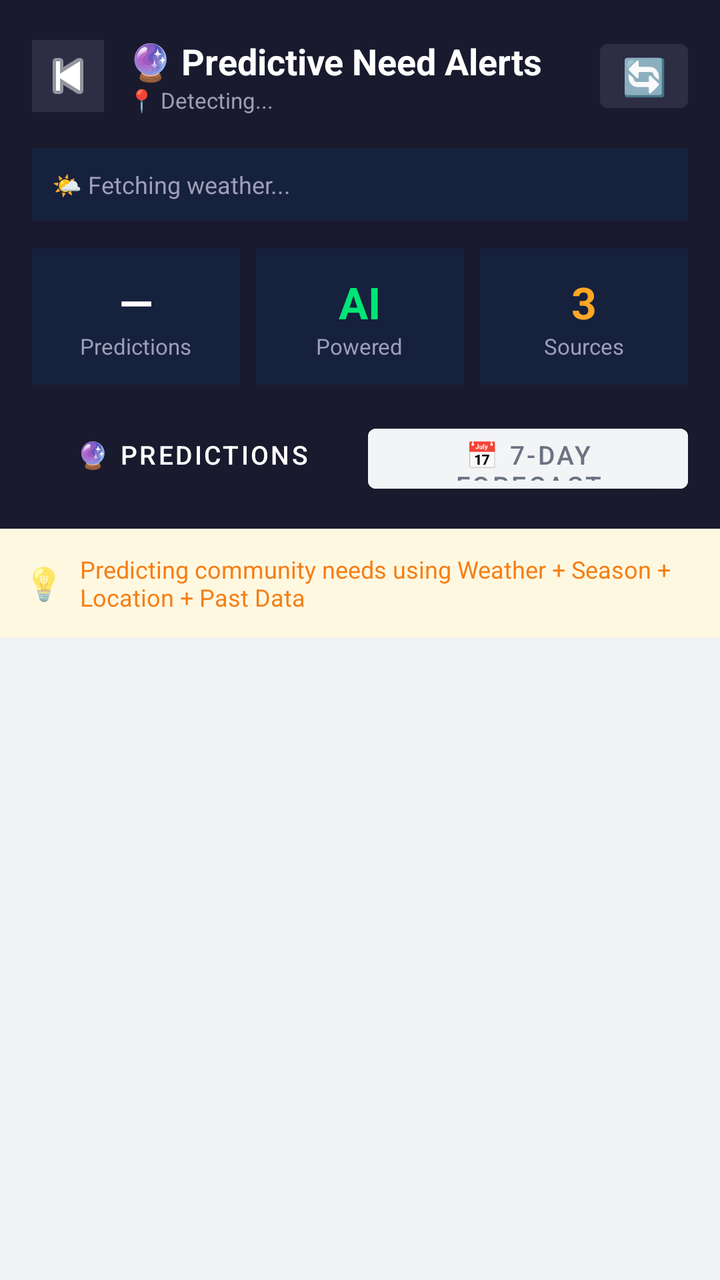
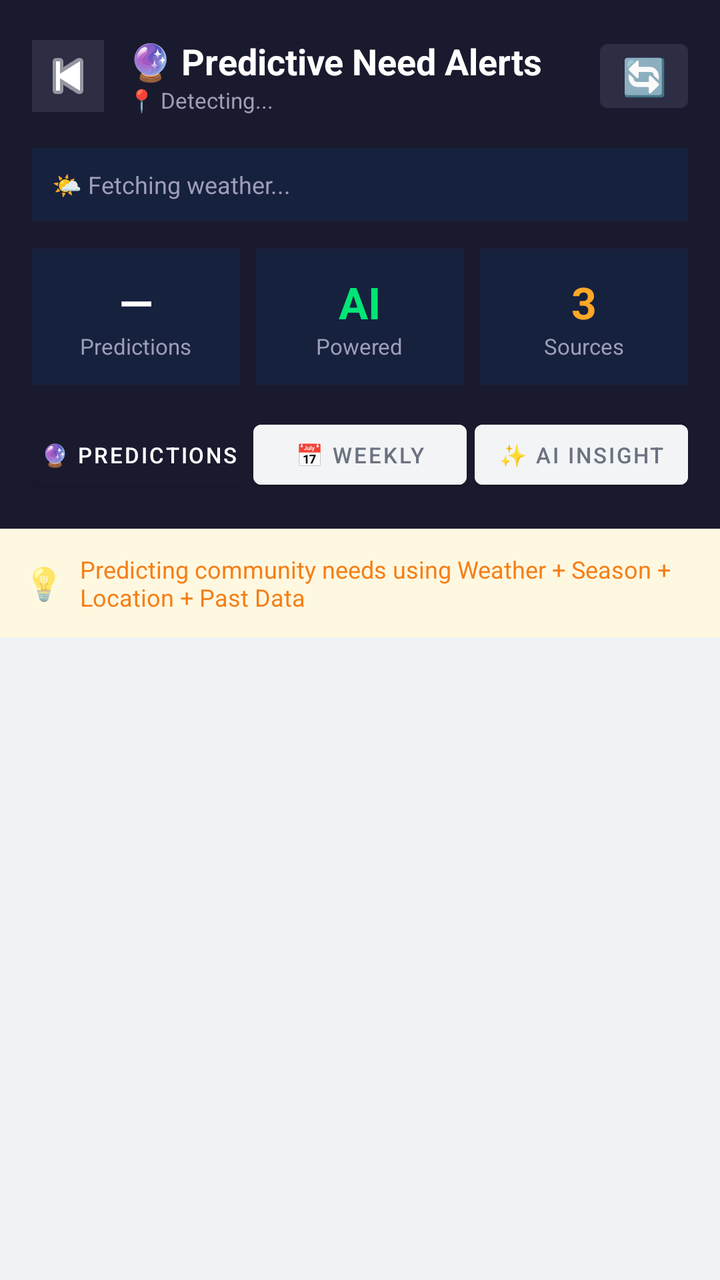

Before-and-after screenshots of an Android layout around one commit, followed by the original layout XML and the change that was made.
<!-- AndroidManifest.xml: application theme Theme.SmartSeva -->
<!-- res/layout/activity_predictive_alerts.xml -->
<?xml version="1.0" encoding="utf-8"?>
<LinearLayout xmlns:android="http://schemas.android.com/apk/res/android"
    android:layout_width="match_parent"
    android:layout_height="match_parent"
    android:orientation="vertical"
    android:background="#F0F2F5">

    
    <LinearLayout
        android:layout_width="match_parent"
        android:layout_height="wrap_content"
        android:orientation="vertical"
        android:background="#1A1A2E"
        android:padding="16dp">

        
        <LinearLayout
            android:layout_width="match_parent"
            android:layout_height="wrap_content"
            android:orientation="horizontal"
            android:gravity="center_vertical"
            android:layout_marginBottom="14dp">

            <ImageButton
                android:id="@+id/btnBackPredictive"
                android:layout_width="36dp"
                android:layout_height="36dp"
                android:src="@android:drawable/ic_media_previous"
                android:background="#2D2D44"
                android:tint="#FFFFFF"
                android:padding="8dp"/>

            <LinearLayout
                android:layout_width="0dp"
                android:layout_height="wrap_content"
                android:layout_weight="1"
                android:orientation="vertical"
                android:layout_marginStart="12dp">

                <TextView
                    android:layout_width="wrap_content"
                    android:layout_height="wrap_content"
                    android:text="🔮 Predictive Need Alerts"
                    android:textColor="#FFFFFF"
                    android:textSize="18sp"
                    android:textStyle="bold"/>

                <TextView
                    android:id="@+id/tvLocation"
                    android:layout_width="wrap_content"
                    android:layout_height="wrap_content"
                    android:text="📍 Detecting..."
                    android:textColor="#9E9EB8"
                    android:textSize="11sp"/>
            </LinearLayout>

            <Button
                android:id="@+id/btnRefreshPredictions"
                android:layout_width="44dp"
                android:layout_height="44dp"
                android:text="🔄"
                android:textSize="18sp"
                android:backgroundTint="#2D2D44"
                android:textColor="#FFFFFF"
                android:padding="0dp"/>
        </LinearLayout>

        
        <TextView
            android:id="@+id/tvWeatherInfo"
            android:layout_width="match_parent"
            android:layout_height="wrap_content"
            android:text="🌤 Fetching weather..."
            android:textColor="#9E9EB8"
            android:textSize="12sp"
            android:background="#16213E"
            android:padding="10dp"
            android:layout_marginBottom="14dp"/>

        
        <LinearLayout
            android:layout_width="match_parent"
            android:layout_height="wrap_content"
            android:orientation="horizontal"
            android:layout_marginBottom="14dp">

            <LinearLayout
                android:layout_width="0dp"
                android:layout_height="wrap_content"
                android:layout_weight="1"
                android:orientation="vertical"
                android:gravity="center"
                android:background="#16213E"
                android:padding="12dp"
                android:layout_marginEnd="8dp">
                <TextView
                    android:id="@+id/tvPredictionCount"
                    android:layout_width="wrap_content"
                    android:layout_height="wrap_content"
                    android:text="—"
                    android:textColor="#FFFFFF"
                    android:textSize="22sp"
                    android:textStyle="bold"/>
                <TextView
                    android:layout_width="wrap_content"
                    android:layout_height="wrap_content"
                    android:text="Predictions"
                    android:textColor="#9E9EB8"
                    android:textSize="11sp"/>
            </LinearLayout>

            <LinearLayout
                android:layout_width="0dp"
                android:layout_height="wrap_content"
                android:layout_weight="1"
                android:orientation="vertical"
                android:gravity="center"
                android:background="#16213E"
                android:padding="12dp"
                android:layout_marginEnd="8dp">
                <TextView
                    android:layout_width="wrap_content"
                    android:layout_height="wrap_content"
                    android:text="AI"
                    android:textColor="#00E676"
                    android:textSize="22sp"
                    android:textStyle="bold"/>
                <TextView
                    android:layout_width="wrap_content"
                    android:layout_height="wrap_content"
                    android:text="Powered"
                    android:textColor="#9E9EB8"
                    android:textSize="11sp"/>
            </LinearLayout>

            <LinearLayout
                android:layout_width="0dp"
                android:layout_height="wrap_content"
                android:layout_weight="1"
                android:orientation="vertical"
                android:gravity="center"
                android:background="#16213E"
                android:padding="12dp">
                <TextView
                    android:layout_width="wrap_content"
                    android:layout_height="wrap_content"
                    android:text="3"
                    android:textColor="#FFA726"
                    android:textSize="22sp"
                    android:textStyle="bold"/>
                <TextView
                    android:layout_width="wrap_content"
                    android:layout_height="wrap_content"
                    android:text="Sources"
                    android:textColor="#9E9EB8"
                    android:textSize="11sp"/>
            </LinearLayout>
        </LinearLayout>

        
        <LinearLayout
            android:layout_width="match_parent"
            android:layout_height="wrap_content"
            android:orientation="horizontal">

            <Button
                android:id="@+id/btnTabPredictions"
                android:layout_width="0dp"
                android:layout_height="42dp"
                android:layout_weight="1"
                android:text="🔮 Predictions"
                android:textSize="13sp"
                android:backgroundTint="#1A1A2E"
                android:textColor="#FFFFFF"
                android:layout_marginEnd="8dp"/>

            <Button
                android:id="@+id/btnTabWeekly"
                android:layout_width="0dp"
                android:layout_height="42dp"
                android:layout_weight="1"
                android:text="📅 7-Day Forecast"
                android:textSize="13sp"
                android:backgroundTint="#F3F4F6"
                android:textColor="#6B7280"/>
        </LinearLayout>
    </LinearLayout>

    
    <LinearLayout
        android:layout_width="match_parent"
        android:layout_height="wrap_content"
        android:orientation="horizontal"
        android:gravity="center_vertical"
        android:background="#FFF8E1"
        android:padding="12dp">

        <TextView
            android:layout_width="wrap_content"
            android:layout_height="wrap_content"
            android:text="💡"
            android:textSize="16sp"
            android:layout_marginEnd="8dp"/>

        <TextView
            android:layout_width="match_parent"
            android:layout_height="wrap_content"
            android:text="Predicting community needs using Weather + Season + Location + Past Data"
            android:textSize="12sp"
            android:textColor="#F57F17"/>
    </LinearLayout>

    
    <ScrollView
        android:id="@+id/panelPredictions"
        android:layout_width="match_parent"
        android:layout_height="match_parent"
        android:visibility="visible">

        <LinearLayout
            android:id="@+id/layoutPredictions"
            android:layout_width="match_parent"
            android:layout_height="wrap_content"
            android:orientation="vertical"
            android:padding="16dp"/>
    </ScrollView>

    
    <ScrollView
        android:id="@+id/panelWeekly"
        android:layout_width="match_parent"
        android:layout_height="match_parent"
        android:visibility="gone">

        <LinearLayout
            android:id="@+id/layoutWeekly"
            android:layout_width="match_parent"
            android:layout_height="wrap_content"
            android:orientation="vertical"
            android:padding="16dp"/>
    </ScrollView>

</LinearLayout>
<!-- resources referenced by this layout -->
<resources>
  <style name="Theme.SmartSeva" parent="Theme.MaterialComponents.Light.NoActionBar">
          <item name="colorPrimary">@color/primary</item>
          <item name="colorPrimaryDark">@color/primary_dark</item>
          <item name="colorAccent">@color/accent</item>
          <item name="android:windowBackground">@color/background</item>
          <item name="android:statusBarColor">@color/primary_dark</item>
      </style>
  <color name="primary">#1565C0</color>
  <color name="primary_dark">#0D47A1</color>
  <color name="accent">#42A5F5</color>
  <color name="background">#F0F4F8</color>
</resources>

<!-- the commit's change to res/layout/activity_predictive_alerts.xml (unified diff, before → after) -->
@@ -169,20 +169,34 @@
                 android:layout_height="42dp"
                 android:layout_weight="1"
                 android:text="🔮 Predictions"
-                android:textSize="13sp"
+                android:textSize="11sp"
                 android:backgroundTint="#1A1A2E"
                 android:textColor="#FFFFFF"
-                android:layout_marginEnd="8dp"/>
+                android:layout_marginEnd="4dp"
+                android:padding="0dp"/>
 
             <Button
                 android:id="@+id/btnTabWeekly"
                 android:layout_width="0dp"
                 android:layout_height="42dp"
                 android:layout_weight="1"
-                android:text="📅 7-Day Forecast"
-                android:textSize="13sp"
+                android:text="📅 Weekly"
+                android:textSize="11sp"
                 android:backgroundTint="#F3F4F6"
-                android:textColor="#6B7280"/>
+                android:textColor="#6B7280"
+                android:layout_marginEnd="4dp"
+                android:padding="0dp"/>
+
+            <Button
+                android:id="@+id/btnTabAiInsight"
+                android:layout_width="0dp"
+                android:layout_height="42dp"
+                android:layout_weight="1"
+                android:text="✨ AI Insight"
+                android:textSize="11sp"
+                android:backgroundTint="#F3F4F6"
+                android:textColor="#6B7280"
+                android:padding="0dp"/>
         </LinearLayout>
     </LinearLayout>
 
@@ -240,4 +254,45 @@
             android:padding="16dp"/>
     </ScrollView>
 
+    
+    <ScrollView
+        android:id="@+id/panelAiInsight"
+        android:layout_width="match_parent"
+        android:layout_height="match_parent"
+        android:visibility="gone">
+
+        <LinearLayout
+            android:layout_width="match_parent"
+            android:layout_height="wrap_content"
+            android:orientation="vertical"
+            android:padding="16dp">
+
+            <Button
+                android:id="@+id/btnGenerateAiInsight"
+                android:layout_width="match_parent"
+                android:layout_height="wrap_content"
+                android:text="Generate AI Insight"
+                android:backgroundTint="#1A1A2E"
+                android:textColor="#FFFFFF"
+                android:layout_marginBottom="16dp"/>
+
+            <ProgressBar
+                android:id="@+id/progressAiInsight"
+                android:layout_width="wrap_content"
+                android:layout_height="wrap_content"
+                android:layout_gravity="center"
+                android:visibility="gone"
+                android:layout_marginBottom="16dp"/>
+
+            <TextView
+                android:id="@+id/tvAiInsightText"
+                android:layout_width="match_parent"
+                android:layout_height="wrap_content"
+                android:text="Click the button above to generate AI-powered insights for your area."
+                android:textColor="#374151"
+                android:textSize="14sp"
+                android:lineSpacingExtra="4dp"/>
+        </LinearLayout>
+    </ScrollView>
+
 </LinearLayout>
